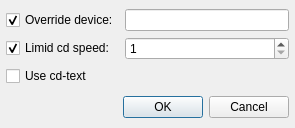
ksv1986/qmmp-staging, file src/plugins/Input/cdaudio/settingsdialog.ui: the form before one commit.
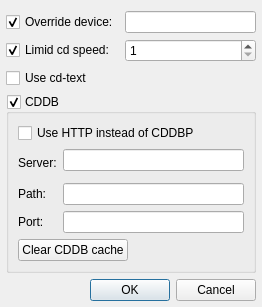
The form after the commit.

Commit message: added cddb support (Closes issue 159)

The edit to the form file:
```diff
--- a/src/plugins/Input/cdaudio/settingsdialog.ui
+++ b/src/plugins/Input/cdaudio/settingsdialog.ui
@@ -1,33 +1,30 @@
 <ui version="4.0" >
  <class>SettingsDialog</class>
- <widget class="QDialog" name="SettingsDialog" >
-  <property name="geometry" >
+ <widget class="QDialog" name="SettingsDialog">
+  <property name="geometry">
    <rect>
     <x>0</x>
     <y>0</y>
-    <width>295</width>
-    <height>128</height>
+    <width>262</width>
+    <height>299</height>
    </rect>
   </property>
   <property name="windowTitle" >
    <string>CD Audio Plugin Settings</string>
   </property>
-  <layout class="QGridLayout" name="gridLayout" >
-   <property name="leftMargin" >
+  <layout class="QGridLayout" name="gridLayout_2">
+   <property name="leftMargin">
     <number>6</number>
    </property>
-   <property name="topMargin" >
-    <number>9</number>
-   </property>
-   <property name="rightMargin" >
+   <property name="rightMargin">
     <number>6</number>
    </property>
-   <property name="bottomMargin" >
+   <property name="bottomMargin">
     <number>6</number>
    </property>
-   <item row="0" column="0" >
-    <widget class="QCheckBox" name="deviceCheckBox" >
-     <property name="text" >
+   <item row="0" column="0">
+    <widget class="QCheckBox" name="deviceCheckBox">
+     <property name="text">
       <string>Override device:</string>
      </property>
      <property name="checked" >
@@ -35,12 +32,12 @@
      </property>
     </widget>
    </item>
-   <item row="0" column="1" >
-    <widget class="QLineEdit" name="deviceLineEdit" />
+   <item row="0" column="1">
+    <widget class="QLineEdit" name="deviceLineEdit"/>
    </item>
-   <item row="1" column="0" >
-    <widget class="QCheckBox" name="speedCheckBox" >
-     <property name="text" >
+   <item row="1" column="0">
+    <widget class="QCheckBox" name="speedCheckBox">
+     <property name="text">
       <string>Limid cd speed:</string>
      </property>
      <property name="checked" >
@@ -48,9 +45,9 @@
      </property>
     </widget>
    </item>
-   <item row="1" column="1" >
-    <widget class="QSpinBox" name="speedSpinBox" >
-     <property name="minimum" >
+   <item row="1" column="1">
+    <widget class="QSpinBox" name="speedSpinBox">
+     <property name="minimum">
       <number>1</number>
      </property>
      <property name="maximum" >
@@ -58,36 +55,92 @@
      </property>
     </widget>
    </item>
-   <item row="2" column="0" >
-    <widget class="QCheckBox" name="cdtextCheckBox" >
-     <property name="text" >
+   <item row="2" column="0" colspan="2">
+    <widget class="QCheckBox" name="cdtextCheckBox">
+     <property name="text">
       <string>Use cd-text</string>
      </property>
     </widget>
    </item>
-   <item row="3" column="0" colspan="2" >
-    <layout class="QHBoxLayout" name="horizontalLayout" >
-     <item>
-      <spacer>
-       <property name="orientation" >
-        <enum>Qt::Horizontal</enum>
-       </property>
-       <property name="sizeHint" stdset="0" >
-        <size>
-         <width>144</width>
-         <height>30</height>
-        </size>
-       </property>
-      </spacer>
-     </item>
-     <item>
-      <widget class="QDialogButtonBox" name="buttonBox" >
-       <property name="standardButtons" >
-        <set>QDialogButtonBox::Cancel|QDialogButtonBox::Ok</set>
-       </property>
-      </widget>
-     </item>
-    </layout>
+   <item row="3" column="0" colspan="2">
+    <widget class="QGroupBox" name="cddbGroupBox">
+     <property name="title">
+      <string>CDDB</string>
+     </property>
+     <property name="checkable">
+      <bool>true</bool>
+     </property>
+     <layout class="QGridLayout" name="gridLayout">
+      <item row="0" column="0" colspan="2">
+       <widget class="QCheckBox" name="httpCheckBox">
+        <property name="text">
+         <string>Use HTTP instead of CDDBP</string>
+        </property>
+       </widget>
+      </item>
+      <item row="1" column="1">
+       <widget class="QLineEdit" name="serverLineEdit"/>
+      </item>
+      <item row="1" column="0" rowspan="2">
+       <widget class="QLabel" name="label">
+        <property name="text">
+         <string>Server:</string>
+        </property>
+       </widget>
+      </item>
+      <item row="3" column="0">
+       <widget class="QLabel" name="label_2">
+        <property name="text">
+         <string>Path:</string>
+        </property>
+       </widget>
+      </item>
+      <item row="3" column="1">
+       <widget class="QLineEdit" name="pathLineEdit"/>
+      </item>
+      <item row="4" column="0">
+       <widget class="QLabel" name="label_3">
+        <property name="text">
+         <string>Port:</string>
+        </property>
+       </widget>
+      </item>
+      <item row="4" column="1">
+       <widget class="QLineEdit" name="portLineEdit"/>
+      </item>
+      <item row="5" column="0" colspan="2">
+       <layout class="QHBoxLayout" name="horizontalLayout_2">
+        <item>
+         <widget class="QPushButton" name="clearCacheButton">
+          <property name="text">
+           <string>Clear CDDB cache</string>
+          </property>
+         </widget>
+        </item>
+        <item>
+         <spacer name="horizontalSpacer">
+          <property name="orientation">
+           <enum>Qt::Horizontal</enum>
+          </property>
+          <property name="sizeHint" stdset="0">
+           <size>
+            <width>40</width>
+            <height>20</height>
+           </size>
+          </property>
+         </spacer>
+        </item>
+       </layout>
+      </item>
+     </layout>
+    </widget>
+   </item>
+   <item row="4" column="0" colspan="2">
+    <widget class="QDialogButtonBox" name="buttonBox">
+     <property name="standardButtons">
+      <set>QDialogButtonBox::Cancel|QDialogButtonBox::Ok</set>
+     </property>
+    </widget>
    </item>
   </layout>
  </widget>
```
Left out of the diff: 27 changed lines with no effect on the pictures. The commit also changes 19 other files.
